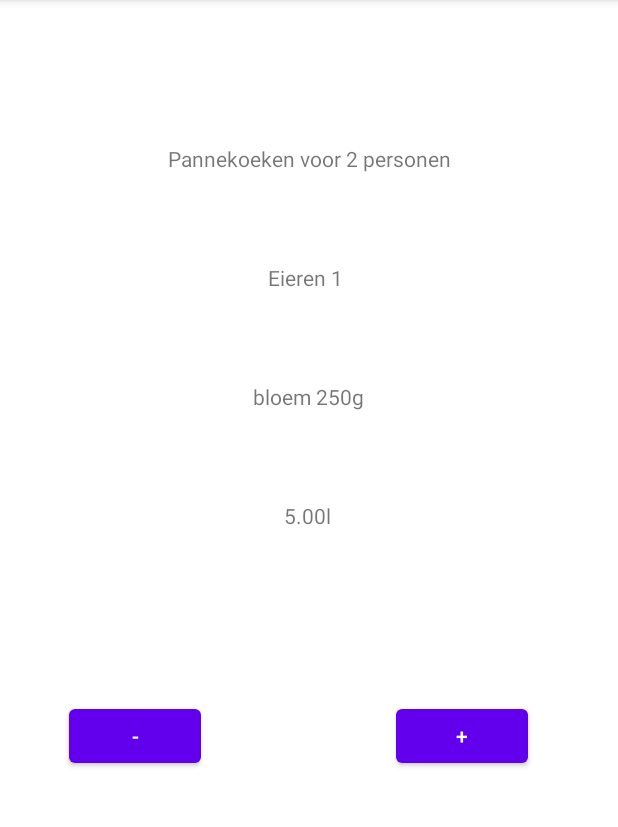
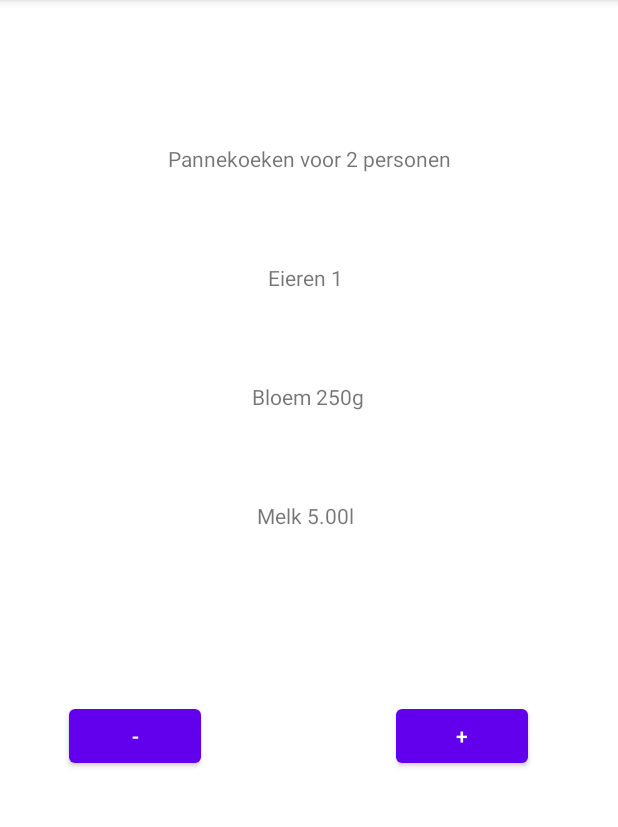
Before and after one commit to SeppeBe1/AndroidDevelopmentApp, an Android app: the screen it shows after launch (MainActivity), on a phone screen of 412 x 824 dp, the part 84-911 px from its top. Run offline under Robolectric (Android 15) with nearby library versions, the phone set to English and light mode, and no system bars.

Commit message:
Fix working app

```diff
--- a/Recept/app/src/main/java/com/example/recept/MainActivity.java
+++ b/Recept/app/src/main/java/com/example/recept/MainActivity.java
@@ -61,9 +61,9 @@ public class MainActivity extends AppCompatActivity {
         if(bloem >999){
             ing2Tv.setText(String.format(" bloem %.2fkg ", bloem / 1000 ));
         } else {
-            ing2Tv.setText(String.format(" bloem %.0fg ", bloem));
+            ing2Tv.setText(String.format(" Bloem %.0fg ", bloem));
         }
-        ing3Tv.setText(String.format(" %.2fl ", melk / 10));
+        ing3Tv.setText(String.format("Melk %.2fl ", melk / 10));
 
         minBtn.setEnabled(persons > 0);
     }
```
